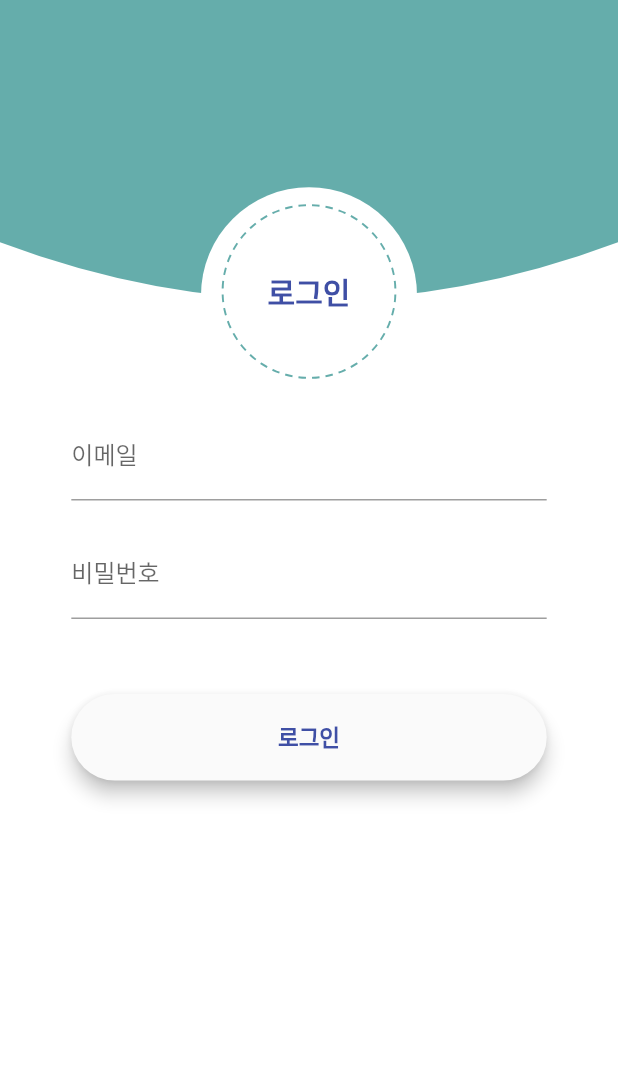
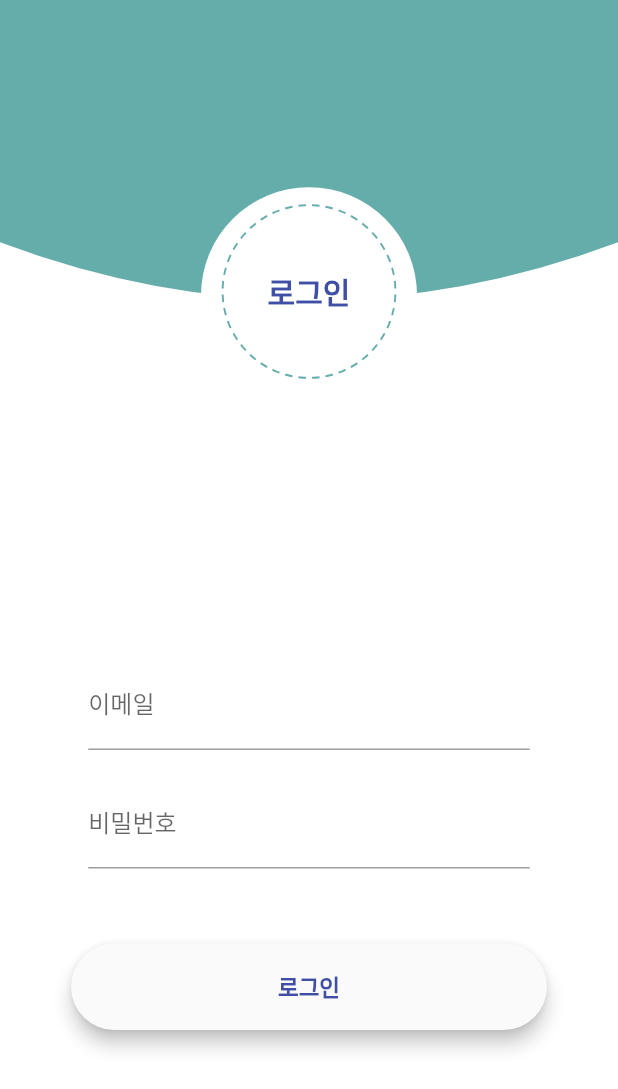
Before and after one commit to baeharam/Privacy-of-Animal, a Flutter app: the screen it shows after launch, after a tap on "로그인", on a phone screen of 412 x 824 dp. Shown: the top 1089 px of the screen. Run offline on Flutter 3.47's test engine with Material 2 defaults, Android fonts, the phone set to English and light mode, and no system bars; our stand-ins replace firebase_auth, rxdart, sqflite; accounts and stored records are empty; Roboto replaces fonts that are missing (NanumGothic).

Commit message:
Try to fix login screen
Signed-off-by: bae haram <gkfkagkfka12@naver.com>

```diff
--- a/lib/logics/validation/validation_bloc.dart
+++ b/lib/logics/validation/validation_bloc.dart
@@ -3,7 +3,7 @@ import 'package:privacy_of_animal/logics/validation/email_validator.dart';
 import 'package:privacy_of_animal/logics/validation/password_validator.dart';
 import 'package:rxdart/rxdart.dart';
 
-class LoginBloc extends Object with EmailValidator, PasswordValidator implements BlocBase {
+class ValidationBloc extends Object with EmailValidator, PasswordValidator implements BlocBase {
 
   final BehaviorSubject<String> _emailController = BehaviorSubject<String>();
   final BehaviorSubject<String> _passwordController = BehaviorSubject<String>();
--- a/lib/screen/login_screen.dart
+++ b/lib/screen/login_screen.dart
@@ -19,7 +19,9 @@ class _LoginScreenState extends State<LoginScreen> {
 
     return Scaffold(
       backgroundColor: Colors.white,
-      body: Column(
+      body: Padding(
+        padding: EdgeInsets.only(bottom: MediaQuery.of(context).viewInsets.bottom),
+        child: ListView(
           children: <Widget>[
             Container(
               width: double.infinity,
@@ -68,26 +70,28 @@ class _LoginScreenState extends State<LoginScreen> {
                 ],
               ),
             ),
-          Expanded(
-            child: Container(
-              height: height/2,
-              width: width/1.3,
-              child: _buildLoginFormColumn(width, height)
+            _buildLoginFormColumn(width, height)
+          ],
         ),
-          )
-        ],
       ),
     );
   }
 
   Widget _buildLoginFormColumn(double width, double height) {
-    final bloc = LoginBloc();
 
-    return ListView(
-      scrollDirection: Axis.vertical,
+    final TextEditingController _emailController = TextEditingController();
+    final TextEditingController _passwordController = TextEditingController();
+
+    final validationBloc = ValidationBloc();
+
+    return Container(
+      height: height/2,
+      width: width/1.3,
+      child: Column(
+        mainAxisAlignment: MainAxisAlignment.end,
         children: <Widget>[
           StreamBuilder<String>(
-          stream: bloc.email,
+            stream: validationBloc.email,
             builder: (BuildContext context, AsyncSnapshot<String> snapshot){
               return Container(
                 width: width/1.4,
@@ -96,15 +100,16 @@ class _LoginScreenState extends State<LoginScreen> {
                     labelText: '이메일',
                     errorText: snapshot.error,
                   ),
-                onChanged: bloc.onEmailChanged,
+                  onChanged: validationBloc.onEmailChanged,
                   keyboardType: TextInputType.emailAddress,
+                  controller: _emailController,
                 ),
               );
             },
           ),
           SizedBox(height: 20.0),
           StreamBuilder<String>(
-          stream: bloc.password,
+            stream: validationBloc.password,
             builder: (BuildContext context, AsyncSnapshot<String> snapshot){
               return Container(
                 width: width/1.4,
@@ -113,16 +118,17 @@ class _LoginScreenState extends State<LoginScreen> {
                     labelText: '비밀번호',
                     errorText: snapshot.error
                   ),
-                onChanged: bloc.onPasswordChanged,
+                  onChanged: validationBloc.onPasswordChanged,
                   obscureText: true,
                   keyboardType: TextInputType.emailAddress,
+                  controller: _passwordController,
                 ),
               );
             },
           ),
           SizedBox(height: 50.0),
           StreamBuilder<bool>(
-          stream: bloc.loginValid,
+            stream: validationBloc.loginValid,
             builder: (BuildContext context, AsyncSnapshot<bool> snapshot){
               return InitialButton(
                 text: '로그인',
@@ -132,6 +138,7 @@ class _LoginScreenState extends State<LoginScreen> {
             },
           )
         ],
+      ),
     );
   }
 }
```
Lines whose indentation alone changed are shown as unchanged.
